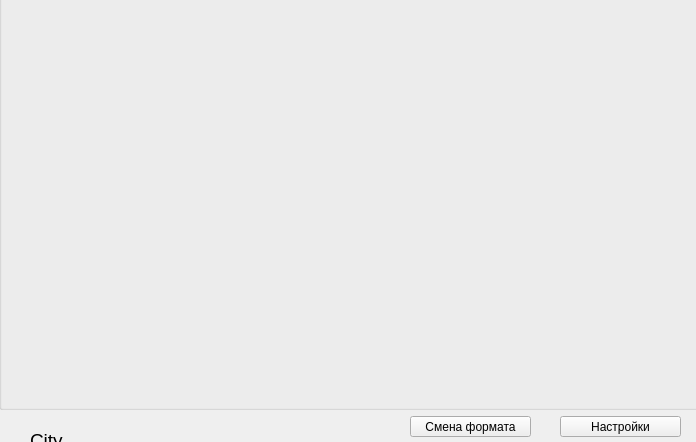
First picture: the form in MyProject/gui/month/month.ui, repository klilukqq/youlab, before the edit.
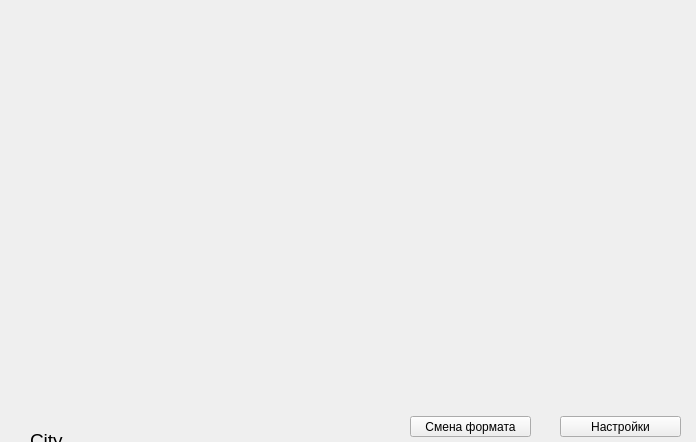
Second picture: the form after the edit.

```diff
--- a/MyProject/gui/month/month.ui
+++ b/MyProject/gui/month/month.ui
@@ -57,29 +57,16 @@
     <string>City</string>
    </property>
   </widget>
-  <widget class="QGroupBox" name="monthBox">
-   <property name="geometry">
-    <rect>
-     <x>-1</x>
-     <y>-11</y>
-     <width>701</width>
-     <height>421</height>
-    </rect>
-   </property>
-   <property name="title">
-    <string/>
-   </property>
    <widget class="QWidget" name="gridLayoutWidget">
     <property name="geometry">
      <rect>
       <x>0</x>
-      <y>10</y>
+     <y>0</y>
       <width>701</width>
       <height>411</height>
      </rect>
     </property>
     <layout class="QGridLayout" name="monthLayout"/>
-   </widget>
   </widget>
  </widget>
  <resources/>
```
Lines whose indentation alone changed are shown as unchanged.
